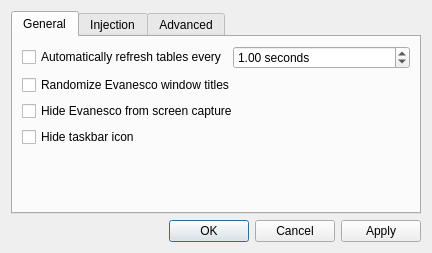
k4yt3x/Evanesco, file src/prefdialog.ui: the form before one commit.
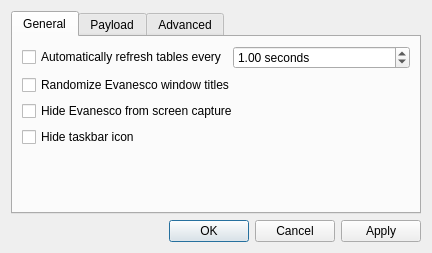
The form after the commit.

```diff
--- a/src/prefdialog.ui
+++ b/src/prefdialog.ui
@@ -89,7 +89,7 @@
      </widget>
      <widget class="QWidget" name="prefInjectionTab">
       <attribute name="title">
-       <string>Injection</string>
+       <string>Payload</string>
       </attribute>
       <layout class="QVBoxLayout" name="verticalLayout_3">
        <item>
```
Left out of the diff: 2 changed lines with no effect on the pictures.
